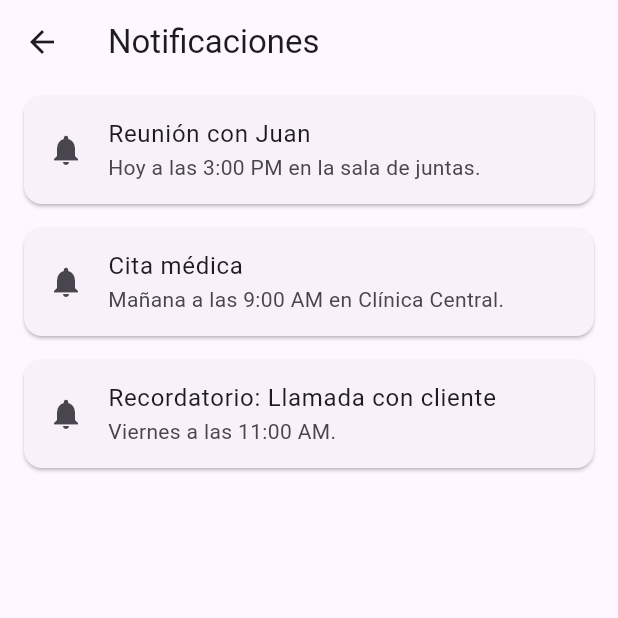
After one commit to nick4466/flutterAPP, a Flutter app: the AlarmaView screen opened directly, on a phone screen of 412 x 824 dp, the top half of it. The commit adds this screen. Run offline on Flutter 3.47's test engine with Material 3 defaults, Android fonts, the phone set to English and light mode, and no system bars.

Commit message:
Cambios en la vista principal y agregado de pantalla de notificaciones

```diff
--- a/lib/main.dart
+++ b/lib/main.dart
@@ -31,6 +31,7 @@ class MyApp extends StatelessWidget {
         colorScheme: ColorScheme.fromSeed(seedColor: Colors.deepPurple),
       ),
       home: const MyHomePage(title: 'Flutter Demo Home Page'),
+
     );
   }
 }
--- /dev/null
+++ b/lib/vistas/alarmaview.dart
@@ -0,0 +1,41 @@
+import 'package:flutter/material.dart';
+
+class AlarmaView extends StatelessWidget {
+  final List<Map<String, String>> notificaciones = [
+    {
+      'titulo': 'Reunión con Juan',
+      'detalle': 'Hoy a las 3:00 PM en la sala de juntas.',
+    },
+    {
+      'titulo': 'Cita médica',
+      'detalle': 'Mañana a las 9:00 AM en Clínica Central.',
+    },
+    {
+      'titulo': 'Recordatorio: Llamada con cliente',
+      'detalle': 'Viernes a las 11:00 AM.',
+    },
+  ];
+
+  @override
+  Widget build(BuildContext context) {
+    return Scaffold(
+      appBar: AppBar(
+        title: const Text('Notificaciones'),
+      ),
+      body: ListView.builder(
+        itemCount: notificaciones.length,
+        itemBuilder: (context, index) {
+          final noti = notificaciones[index];
+          return Card(
+            margin: const EdgeInsets.symmetric(horizontal: 16, vertical: 8),
+            child: ListTile(
+              leading: const Icon(Icons.notifications),
+              title: Text(noti['titulo'] ?? ''),
+              subtitle: Text(noti['detalle'] ?? ''),
+            ),
+          );
+        },
+      ),
+    );
+  }
+}
```
